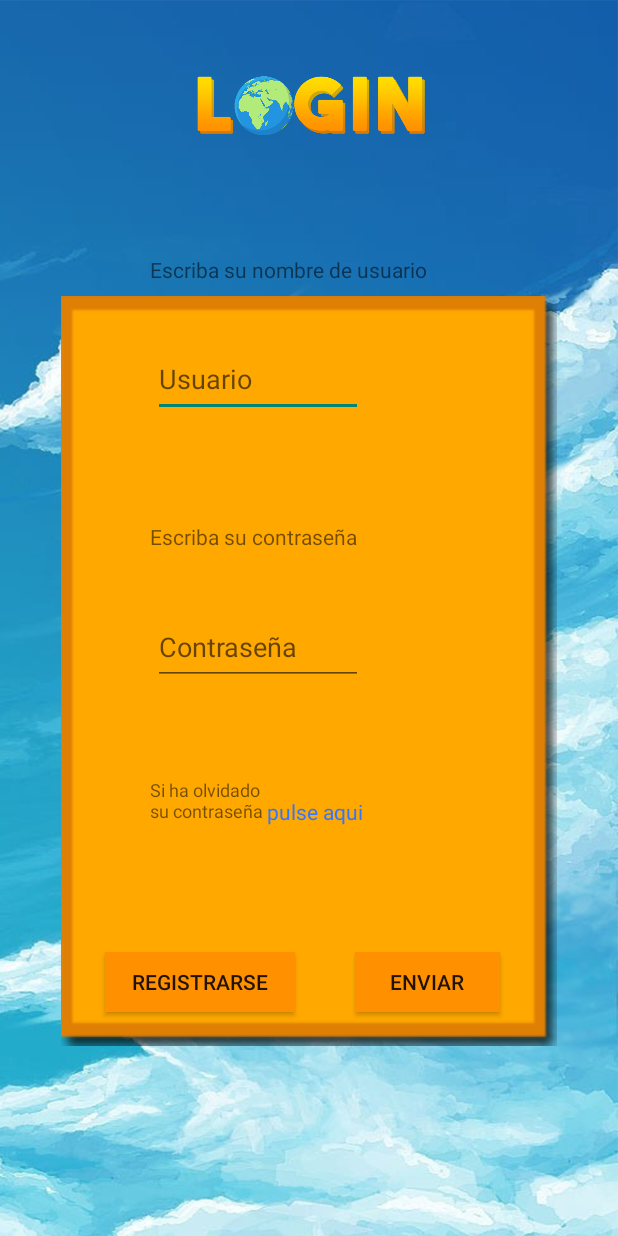
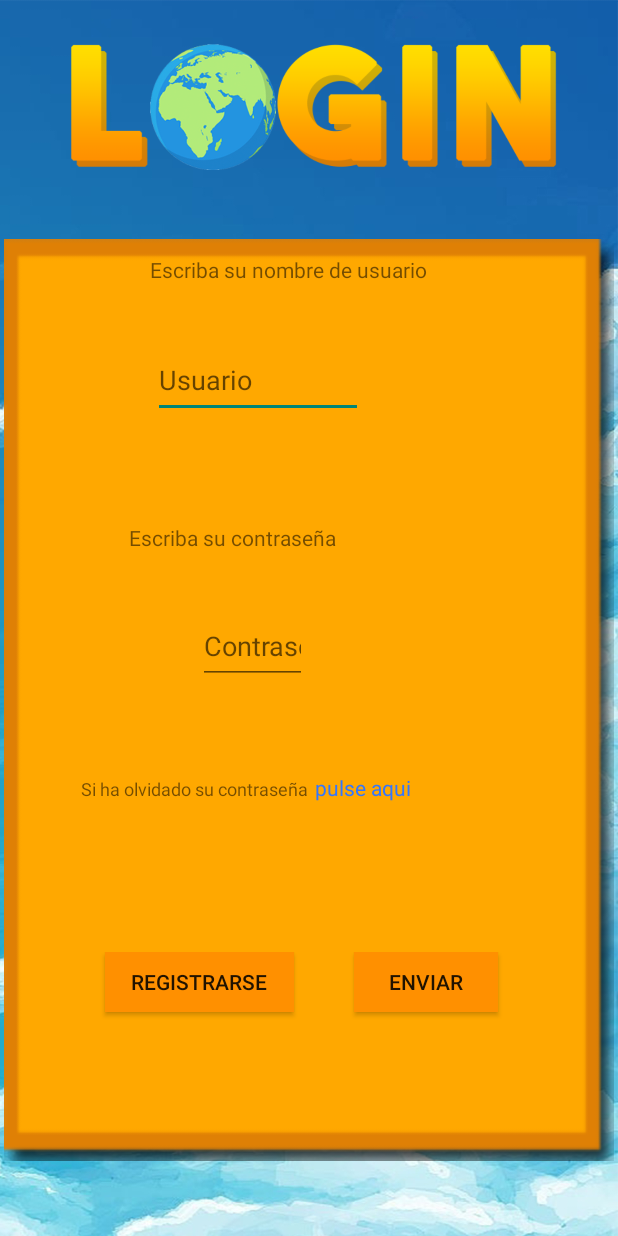
Before and after one commit to XXnikoDarkXX/Odyssey-Games, an Android app: the Pantalla_Login screen opened directly, with no data from a screen before it, on a phone screen of 412 x 824 dp. Run offline under Robolectric (Android 15) with nearby library versions, the phone set to English and light mode, and no system bars; pictures from the network do not load.

Commit message:
pequeños cambios pantallla login

```diff
--- a/Trivia_World/app/src/main/res/layout-land/pantalla_login.xml
+++ b/Trivia_World/app/src/main/res/layout-land/pantalla_login.xml
@@ -11,23 +11,22 @@
 
     <ImageView
         android:id="@+id/marcoAmarrillo"
-        android:layout_width="547dp"
-        android:layout_height="300dp"
+        android:layout_width="0dp"
+        android:layout_height="0dp"
         android:layout_marginStart="90dp"
         android:layout_marginEnd="90dp"
         android:layout_marginBottom="60dp"
+        android:contentDescription="@string/descripcion_gui_redes"
         app:layout_constraintBottom_toBottomOf="parent"
         app:layout_constraintEnd_toEndOf="parent"
         app:layout_constraintStart_toStartOf="parent"
         app:layout_constraintTop_toBottomOf="@+id/contenedor1"
-        app:srcCompat="@drawable/marco_narana_horizontal"
-        android:contentDescription="@string/descripcion_gui_redes"
-        />
+        app:srcCompat="@drawable/marco_narana_horizontal" />
 
     <ImageView
         android:id="@+id/logo_world_final"
-        android:layout_width="154dp"
-        android:layout_height="63dp"
+        android:layout_width="0dp"
+        android:layout_height="0dp"
         android:layout_marginTop="20dp"
         android:layout_marginBottom="1dp"
         android:contentDescription="@string/descripcion_logo_redes"
@@ -40,11 +39,11 @@
 
     <LinearLayout
         android:id="@+id/contenedor1"
-        android:layout_width="413dp"
-        android:layout_height="50dp"
+        android:layout_width="0dp"
+        android:layout_height="0dp"
         app:layout_constraintBottom_toTopOf="@+id/contenedor2"
-        app:layout_constraintEnd_toEndOf="parent"
-        app:layout_constraintStart_toStartOf="parent"
+        app:layout_constraintEnd_toEndOf="@+id/marcoAmarrillo"
+        app:layout_constraintStart_toStartOf="@+id/marcoAmarrillo"
         app:layout_constraintTop_toBottomOf="@+id/logo_world_final">
 
         <TextView
--- a/Trivia_World/app/src/main/res/layout/pantalla_login.xml
+++ b/Trivia_World/app/src/main/res/layout/pantalla_login.xml
@@ -12,8 +12,8 @@
 
     <ImageView
         android:id="@+id/logo_world_final"
-        android:layout_width="405dp"
-        android:layout_height="63dp"
+        android:layout_width="0dp"
+        android:layout_height="0dp"
         android:layout_marginStart="3dp"
         android:layout_marginEnd="3dp"
         android:contentDescription="@string/descripcion_logo_redes"
@@ -26,8 +26,8 @@
 
     <ImageView
         android:id="@+id/marcoAmarrillo"
-        android:layout_width="361dp"
-        android:layout_height="500dp"
+        android:layout_width="0dp"
+        android:layout_height="0dp"
         android:layout_marginTop="20dp"
         android:layout_marginBottom="50dp"
         android:contentDescription="@string/descripcion_gui_redes"
@@ -85,13 +85,14 @@
 
     <LinearLayout
         android:id="@+id/contenedor4"
-        android:layout_width="410dp"
+        android:layout_width="0dp"
         android:layout_height="50dp"
+        android:layout_marginStart="32dp"
+        android:layout_marginEnd="37dp"
         android:layout_marginBottom="10dp"
         app:layout_constraintBottom_toTopOf="@+id/contenedor5"
-        app:layout_constraintEnd_toEndOf="parent"
-        app:layout_constraintHorizontal_bias="1.0"
-        app:layout_constraintStart_toStartOf="parent"
+        app:layout_constraintEnd_toEndOf="@+id/marcoAmarrillo"
+        app:layout_constraintStart_toStartOf="@+id/marcoAmarrillo"
         app:layout_constraintTop_toBottomOf="@+id/contenedor3">
 
         <EditText
@@ -104,25 +105,24 @@
             android:autofillHints="@string/contraseñaInLogin"
             android:ems="10"
             android:hint="@string/contraseñaInLogin"
-            android:inputType="textPassword"
-            />
+            android:inputType="textPassword" />
     </LinearLayout>
 
     <LinearLayout
         android:id="@+id/contenedor3"
-        android:layout_width="413dp"
-        android:layout_height="50dp"
+        android:layout_width="0dp"
+        android:layout_height="48dp"
+        android:layout_marginStart="86dp"
+        android:layout_marginEnd="87dp"
         app:layout_constraintBottom_toTopOf="@+id/contenedor4"
-        app:layout_constraintEnd_toEndOf="parent"
-        app:layout_constraintHorizontal_bias="0.0"
-        app:layout_constraintStart_toStartOf="parent"
+        app:layout_constraintEnd_toEndOf="@+id/marcoAmarrillo"
+        app:layout_constraintStart_toStartOf="@+id/marcoAmarrillo"
         app:layout_constraintTop_toBottomOf="@+id/contenedor2">
 
         <TextView
             android:id="@+id/contraseñaIn"
             android:layout_width="0dp"
             android:layout_height="50sp"
-            android:layout_marginStart="100dp"
             android:layout_weight="1"
             android:gravity="bottom"
             android:text="@string/contraseñaLogin" />
@@ -132,33 +132,32 @@
 
     <LinearLayout
         android:id="@+id/contenedor5"
-        android:layout_width="416dp"
+        android:layout_width="0dp"
         android:layout_height="50dp"
+        android:layout_marginStart="34dp"
         android:layout_marginTop="10dp"
+        android:layout_marginEnd="35dp"
         android:layout_weight="1"
         android:orientation="horizontal"
         app:layout_constraintBottom_toTopOf="@+id/contenedor6"
-        app:layout_constraintEnd_toEndOf="parent"
-        app:layout_constraintHorizontal_bias="0.0"
-        app:layout_constraintStart_toStartOf="parent"
+        app:layout_constraintEnd_toEndOf="@+id/marcoAmarrillo"
+        app:layout_constraintStart_toStartOf="@+id/marcoAmarrillo"
         app:layout_constraintTop_toBottomOf="@+id/contenedor4">
 
 
         <TextView
             android:id="@+id/olvidoContraseña"
             android:layout_width="0dp"
-            android:layout_height="50sp"
-            android:layout_marginStart="100dp"
+            android:layout_height="50dp"
+            android:layout_marginStart="20dp"
             android:layout_weight="1"
             android:text="@string/olvidoContraseñaLogin"
             android:textSize="12sp" />
 
         <TextView
             android:id="@+id/enlaceOlvidoContraseñaLogin"
-            android:layout_width="10sp"
+            android:layout_width="10dp"
             android:layout_height="wrap_content"
-            android:layout_marginTop="15sp"
-            android:layout_marginEnd="150dp"
             android:layout_weight="1"
             android:text="@string/enlaceOlvidoContraseñaLogin"
             android:textColor="@color/azulEnlace" />
@@ -167,16 +166,16 @@
 
     <LinearLayout
         android:id="@+id/contenedor6"
-        android:layout_width="413dp"
+        android:layout_width="0dp"
         android:layout_height="50dp"
         android:layout_marginTop="30dp"
         android:layout_marginBottom="100dp"
         android:layout_weight="1"
         android:orientation="horizontal"
         app:layout_constraintBottom_toBottomOf="parent"
-        app:layout_constraintEnd_toEndOf="parent"
-        app:layout_constraintHorizontal_bias="0.0"
-        app:layout_constraintStart_toStartOf="parent"
+        app:layout_constraintEnd_toEndOf="@+id/marcoAmarrillo"
+        app:layout_constraintHorizontal_bias="1.0"
+        app:layout_constraintStart_toStartOf="@+id/marcoAmarrillo"
         app:layout_constraintTop_toBottomOf="@+id/contenedor5"
         app:layout_constraintVertical_bias="0.0">
 
```
